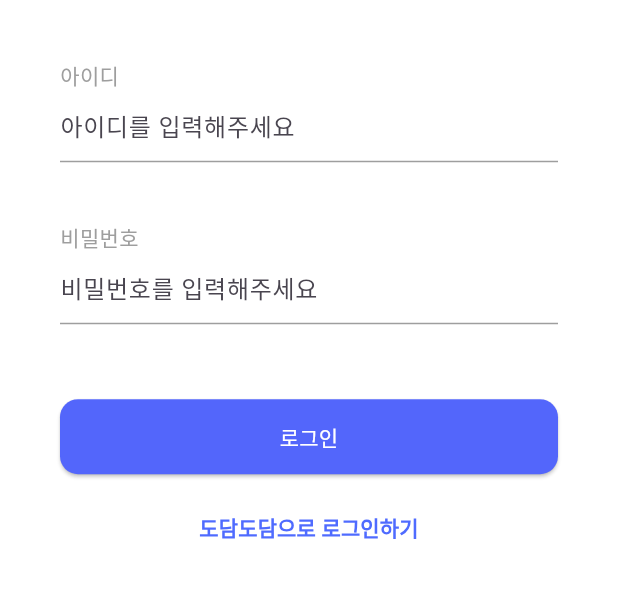
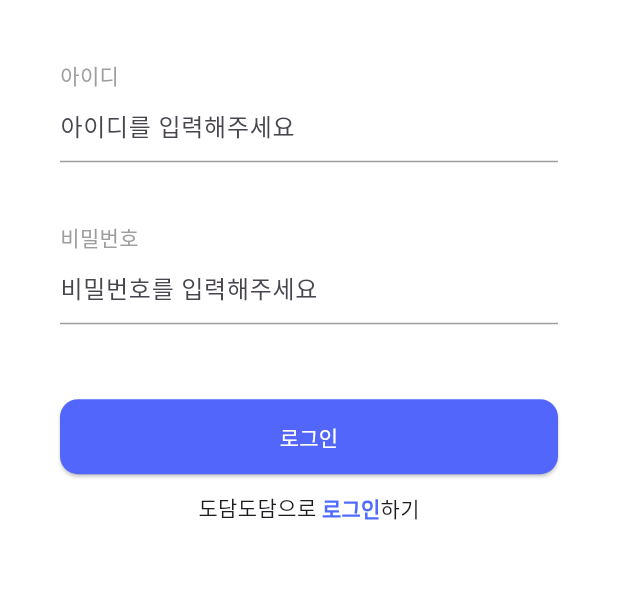
Before and after one commit to TeamBlick/app, a Flutter app: the screen it shows after launch, on a phone screen of 412 x 824 dp, the part 129-727 px from its top. Run offline on Flutter 3.47's test engine with Material 3 defaults, Android fonts, the phone set to English and light mode, and no system bars; our stand-ins replace flutter_svg; Roboto replaces fonts that are missing (Pretendard).

Commit message:
Add external Dodam login link and document login flow ideas

```diff
--- a/lib/screens/login_screen.dart
+++ b/lib/screens/login_screen.dart
@@ -1,9 +1,12 @@
 import 'package:flutter/material.dart';
+import 'package:url_launcher/url_launcher.dart';
 import '../widgets/another_input.dart';
 import 'home_screen.dart'; // 👈 홈 화면 import
 
 class LoginScreen extends StatelessWidget {
   const LoginScreen({super.key});
+
+  static final Uri _dodamLoginUri = Uri.parse('https://dodam.b1nd.com/');
 
   @override
   Widget build(BuildContext context) {
@@ -71,18 +74,29 @@ class LoginScreen extends StatelessWidget {
 
               const SizedBox(height: 12),
               Center(
-                child: TextButton(
-                  onPressed: () {
-                    // TODO: 웹 로그인 연동(SAML/OAuth 등) 시 여기서 처리
-                  },
-                  child: const Text(
-                    '도담도담으로 로그인하기',
-                    textAlign: TextAlign.center,
-                    style: TextStyle(
-                      color: Color(0xFF4F6BFF),
-                      fontWeight: FontWeight.w600,
+                child: Row(
+                  mainAxisSize: MainAxisSize.min,
+                  children: [
+                    const Text('도담도담으로 '),
+                    TextButton(
+                      onPressed: () async {
+                        if (await canLaunchUrl(_dodamLoginUri)) {
+                          await launchUrl(_dodamLoginUri, mode: LaunchMode.externalApplication);
+                        }
+                      },
+                      style: TextButton.styleFrom(
+                        foregroundColor: const Color(0xFF4F6BFF),
+                        padding: EdgeInsets.zero,
+                        minimumSize: const Size(0, 0),
+                        tapTargetSize: MaterialTapTargetSize.shrinkWrap,
+                      ),
+                      child: const Text(
+                        '로그인',
+                        style: TextStyle(fontWeight: FontWeight.w600),
+                      ),
                     ),
-                  ),
+                    const Text('하기'),
+                  ],
                 ),
               )
             ],
--- a/pubspec.yaml
+++ b/pubspec.yaml
@@ -35,6 +35,7 @@ dependencies:
   # Use with the CupertinoIcons class for iOS style icons.
   cupertino_icons: ^1.0.8
   flutter_svg: ^2.0.10+1
+  url_launcher: ^6.3.1
 
 dev_dependencies:
   flutter_test:
```
Also changed, not shown: lib/screens/home/tabs/announcement/announcement_tab.dart (+19 -3 lines), pubspec.lock, 11 other files.
